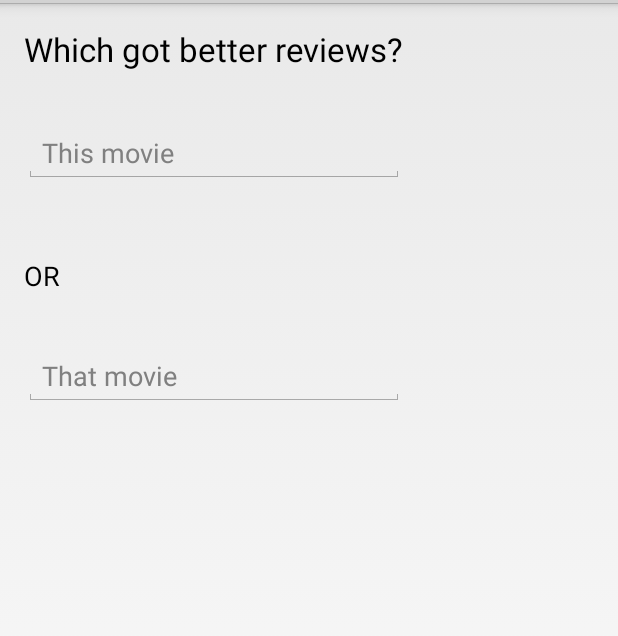
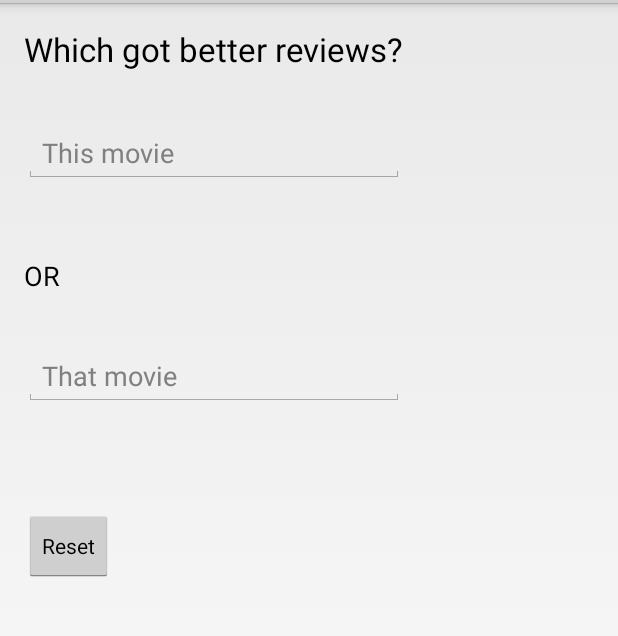
Before and after one commit to jpmunz/better-reviewed, an Android app: the screen it shows after launch (MainActivity), on a phone screen of 412 x 824 dp, the part 69-705 px from its top. Run offline under Robolectric (Android 15) with nearby library versions, the phone set to English and light mode, and no system bars.

Commit message:
Add reset button

```diff
--- a/app/src/main/java/com/jpmunz/betterreviewed/MainActivity.java
+++ b/app/src/main/java/com/jpmunz/betterreviewed/MainActivity.java
@@ -2,6 +2,7 @@ package com.jpmunz.betterreviewed;
 
 import android.app.Activity;
 import android.content.Context;
+import android.content.DialogInterface;
 import android.content.Intent;
 import android.content.SharedPreferences;
 import android.os.AsyncTask;
@@ -21,6 +22,7 @@ import android.widget.Adapter;
 import android.widget.AdapterView;
 import android.widget.ArrayAdapter;
 import android.widget.AutoCompleteTextView;
+import android.widget.Button;
 import android.widget.ImageView;
 import android.widget.ProgressBar;
 import android.widget.TextView;
@@ -38,7 +40,7 @@ import java.util.ArrayList;
 
 
 public class MainActivity extends Activity {
-    private static final int AUTO_COMPLETE_THRESHOLD = 5;
+    private static final int AUTO_COMPLETE_THRESHOLD = 1;
     private SharedPreferences settings;
 
     private RottenTomatoesAPI api;
@@ -48,6 +50,7 @@ public class MainActivity extends Activity {
     private ImageView movie1Success;
     private ImageView movie2Success;
     private ProgressBar compareRatingsProgress;
+    private CompareRatings mCompareRatings;
 
     @Override
     protected void onCreate(Bundle savedInstanceState) {
@@ -68,7 +71,25 @@ public class MainActivity extends Activity {
         movie1Success = (ImageView) findViewById(R.id.movie1_success);
         movie2Success = (ImageView) findViewById(R.id.movie2_success);
 
-        new CompareRatings().execute(movie1.getText().toString(), movie2.getText().toString());
+        Button reset = (Button) findViewById(R.id.reset);
+        reset.setOnClickListener(new View.OnClickListener() {
+            @Override
+            public void onClick(View view) {
+                compareRatingsProgress.setVisibility(View.GONE);
+                movie1Success.setVisibility(View.GONE);
+                movie2Success.setVisibility(View.GONE);
+                movie1.clearFocus();
+                movie2.clearFocus();
+                movie1.setEnabled(true);
+                movie2.setEnabled(true);
+                movie1.setText("");
+                movie2.setText("");
+
+                if (mCompareRatings != null) {
+                    mCompareRatings.cancel(true);
+                }
+            }
+        });
     }
 
     protected void setupMovieInput(int inputId, int progressBarId, final int otherInputId) {
@@ -131,7 +152,8 @@ public class MainActivity extends Activity {
         if (movieAutoComplete.getText().length() == 0) {
             movieAutoComplete.requestFocus();
         } else {
-            new CompareRatings().execute(movie1.getText().toString(), movie2.getText().toString());
+            mCompareRatings = new CompareRatings();
+            mCompareRatings.execute(movie1.getText().toString(), movie2.getText().toString());
         }
     }
 
--- a/app/src/main/res/layout/activity_main.xml
+++ b/app/src/main/res/layout/activity_main.xml
@@ -107,4 +107,15 @@
         android:layout_toRightOf="@+id/movie2_autoComplete"
         android:visibility="gone" />
 
+    <Button
+        style="?android:attr/buttonStyleSmall"
+        android:layout_width="wrap_content"
+        android:layout_height="wrap_content"
+        android:text="Reset"
+        android:id="@+id/reset"
+        android:layout_below="@+id/movie2_autoComplete"
+        android:layout_alignParentLeft="true"
+        android:layout_alignParentStart="true"
+        android:layout_marginTop="69dp" />
+
 </RelativeLayout>
```
